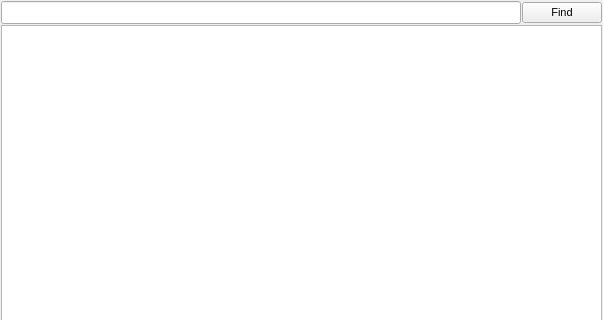
Before: the Qt Designer form AraSteamManager/subform/formgames.ui in Arankir/AraSteamManager, drawn with Qt 5; both pictures show x 0 to 603 and y 0 to 320 of the 603 by 577 pixel window.
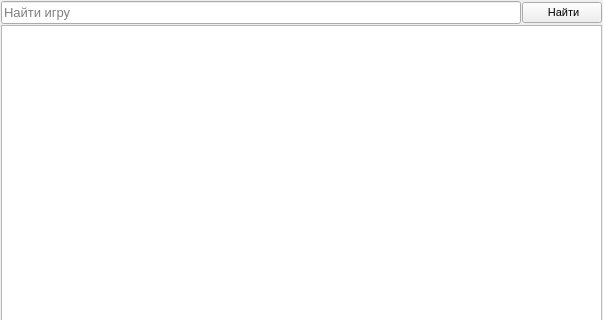
After: the same form once the commit is applied.

Patch:
```diff
--- a/AraSteamManager/subform/formgames.ui
+++ b/AraSteamManager/subform/formgames.ui
@@ -43,6 +43,9 @@
          <pointsize>10</pointsize>
         </font>
        </property>
+       <property name="placeholderText">
+        <string>Найти игру</string>
+       </property>
       </widget>
      </item>
      <item>
@@ -56,7 +59,7 @@
         </font>
        </property>
        <property name="text">
-        <string>Find</string>
+        <string> Найти</string>
        </property>
       </widget>
      </item>
```
